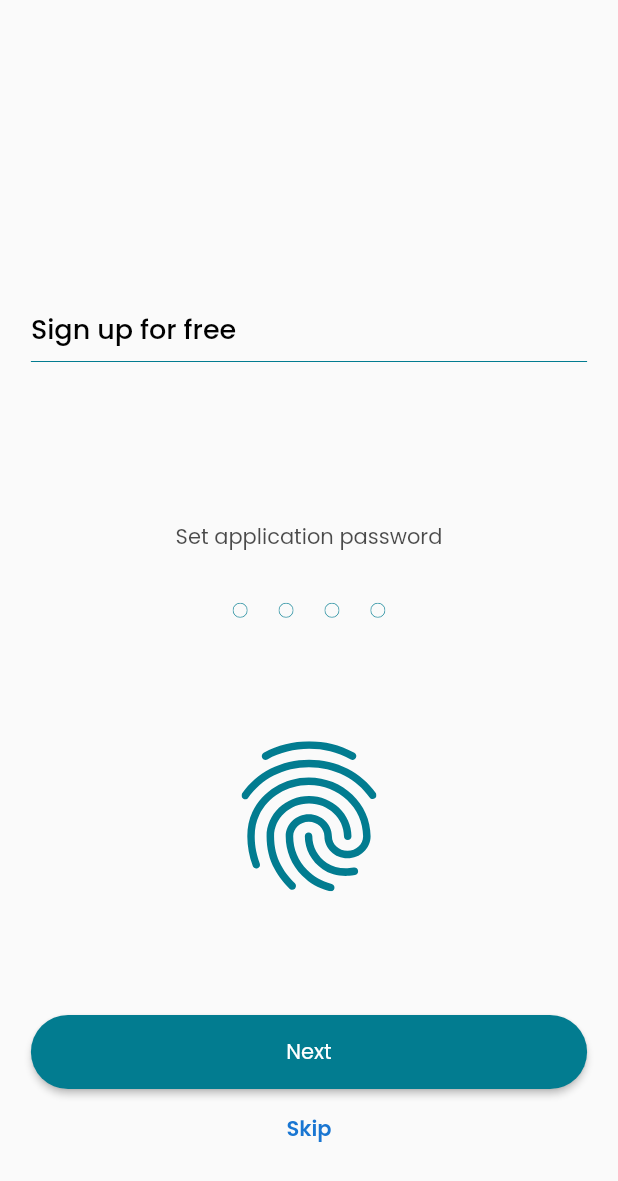
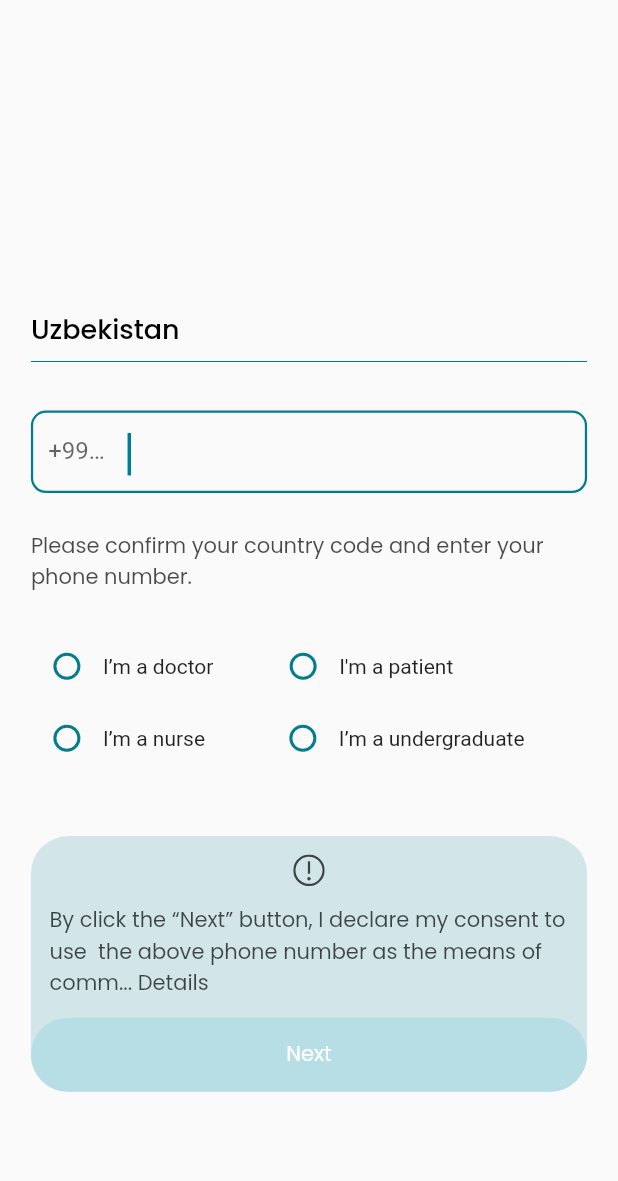
Before and after one commit to salohiddin-65/Mobile-design-figma, a Flutter app: the screen it shows after launch, on a phone screen of 412 x 824 dp. Shown: the top 1181 px of the screen. Run offline on Flutter 3.47's test engine with Material 2 defaults, Android fonts, the light colour scheme and no system bars; our stand-ins replace flutter_svg, google_fonts.

Commit message:
sign_in page added

```diff
--- a/lib/main.dart
+++ b/lib/main.dart
@@ -1,5 +1,6 @@
 import 'package:flutter/material.dart';
-import 'package:mobile_design_figma/view/sign_up_pass_page.dart';
+import 'package:mobile_design_figma/view/extensions/phone.dart';
+import 'package:mobile_design_figma/view/sign_in_page.dart';
 
 void main(List<String> args) {
   runApp(const MyApp());
@@ -17,7 +18,7 @@ class _MyAppState extends State<MyApp> {
   Widget build(BuildContext context) {
     return const MaterialApp(
       debugShowCheckedModeBanner: false,
-      home: SignUpPass(),
+      home: SignInPage(),
     );
   }
 }
--- /dev/null
+++ b/lib/view/extensions/phone.dart
@@ -0,0 +1,81 @@
+import 'package:flutter/material.dart';
+import 'package:mobile_design_figma/core/extension/context_size.dart';
+
+class MyPhone extends StatefulWidget {
+  const MyPhone({super.key});
+
+  @override
+  State<MyPhone> createState() => MyPhoneState();
+}
+
+class MyPhoneState extends State<MyPhone> {
+  TextEditingController countryCode = TextEditingController();
+
+  @override
+  Widget build(BuildContext context) {
+    return Scaffold(
+      body: Padding(
+        padding: EdgeInsets.symmetric(horizontal: context.width * 0.05),
+        child: Container(
+          alignment: Alignment.center,
+          child: SingleChildScrollView(
+            child: Column(
+              mainAxisAlignment: MainAxisAlignment.center,
+              children: <Widget>[
+                Container(
+                  height: 55,
+                  decoration: BoxDecoration(
+                    border:
+                        Border.all(width: 1, color: const Color(0xff027C90)),
+                    borderRadius: BorderRadius.circular(10),
+                  ),
+                  child: Row(
+                    children: [
+                      const SizedBox(
+                        width: 10,
+                      ),
+                      SizedBox(
+                        width: 40,
+                        child: TextField(
+                          controller: countryCode,
+                          decoration: const InputDecoration(
+                            labelText: '+9989',
+                            border: InputBorder.none,
+                          ),
+                        ),
+                      ),
+                      const SizedBox(
+                        width: 10,
+                      ),
+                      const Text(
+                        '|',
+                        style: TextStyle(
+                          fontSize: 33,
+                          color: Color(0xff027C90),
+                        ),
+                      ),
+                      const Expanded(
+                        child: TextField(
+                          decoration: InputDecoration(
+                            border: InputBorder.none,
+                            hintText: '- - - - - - - - - -',
+                            hintStyle: TextStyle(
+                              color: Color(0xff027C90),
+                              fontSize: 50,
+                              fontWeight: FontWeight.w200,
+                            ),
+                            contentPadding: EdgeInsets.only(left: 10),
+                          ),
+                        ),
+                      ),
+                    ],
+                  ),
+                ),
+              ],
+            ),
+          ),
+        ),
+      ),
+    );
+  }
+}
--- /dev/null
+++ b/lib/view/sign_in_page.dart
@@ -0,0 +1,297 @@
+import 'package:flutter/material.dart';
+import 'package:flutter_svg/flutter_svg.dart';
+import 'package:google_fonts/google_fonts.dart';
+import 'package:mobile_design_figma/core/extension/context_size.dart';
+
+class SignInPage extends StatefulWidget {
+  const SignInPage({super.key});
+
+  @override
+  State<SignInPage> createState() => _SignInPageState();
+}
+
+class _SignInPageState extends State<SignInPage> {
+  TextEditingController countryCode = TextEditingController();
+  int _value = 0;
+  bool trueFalse = true;
+  bool isTrue = false;
+
+  @override
+  Widget build(BuildContext context) {
+    return Scaffold(
+      body: SafeArea(
+        child: SingleChildScrollView(
+          child: Padding(
+            padding: EdgeInsets.symmetric(horizontal: context.width * 0.05),
+            child: Column(
+              children: [
+                SizedBox(
+                  height: context.height * 0.25,
+                ),
+                SizedBox(
+                  width: double.infinity,
+                  child: Column(
+                    crossAxisAlignment: CrossAxisAlignment.start,
+                    children: [
+                      Text(
+                        'Uzbekistan',
+                        style: GoogleFonts.poppins(
+                          textStyle: const TextStyle(
+                            color: Colors.black,
+                            fontWeight: FontWeight.w500,
+                            fontSize: 18,
+                          ),
+                        ),
+                      ),
+                    ],
+                  ),
+                ),
+                const Divider(
+                  color: Color(0xff027C90),
+                ),
+                SizedBox(
+                  height: context.height * 0.03,
+                ),
+                Container(
+                  alignment: Alignment.center,
+                  child: SingleChildScrollView(
+                    child: Column(
+                      mainAxisAlignment: MainAxisAlignment.center,
+                      children: <Widget>[
+                        Container(
+                          height: 55,
+                          decoration: BoxDecoration(
+                            border: Border.all(
+                                width: 1.5, color: const Color(0xff027C90)),
+                            borderRadius: BorderRadius.circular(10),
+                          ),
+                          child: Row(
+                            children: [
+                              const SizedBox(
+                                width: 10,
+                              ),
+                              SizedBox(
+                                width: 40,
+                                child: TextField(
+                                  controller: countryCode,
+                                  decoration: const InputDecoration(
+                                    labelText: '+9989',
+                                    border: InputBorder.none,
+                                  ),
+                                ),
+                              ),
+                              const SizedBox(
+                                width: 10,
+                              ),
+                              const Text(
+                                '|',
+                                style: TextStyle(
+                                  fontSize: 33,
+                                  color: Color(0xff027C90),
+                                ),
+                              ),
+                              const Expanded(
+                                child: TextField(
+                                  decoration: InputDecoration(
+                                    border: InputBorder.none,
+                                    // hintText: '- - - - - - - - - -',
+                                    // hintStyle: TextStyle(
+                                    //   color: Color(0xff027C90),
+                                    //   fontSize: 50,
+                                    //   fontWeight: FontWeight.w200,
+                                    // ),
+                                    contentPadding: EdgeInsets.only(left: 10),
+                                  ),
+                                ),
+                              ),
+                            ],
+                          ),
+                        ),
+                      ],
+                    ),
+                  ),
+                ),
+                SizedBox(
+                  height: context.height * 0.03,
+                ),
+                Text(
+                  'Please confirm your country code and enter your phone number.',
+                  style: GoogleFonts.poppins(
+                    textStyle: const TextStyle(
+                      color: Color.fromRGBO(0, 0, 0, 0.71),
+                      fontWeight: FontWeight.w400,
+                      fontSize: 14,
+                    ),
+                  ),
+                ),
+                SizedBox(
+                  height: context.height * 0.03,
+                ),
+                Column(
+                  mainAxisAlignment: MainAxisAlignment.center,
+                  crossAxisAlignment: CrossAxisAlignment.center,
+                  children: [
+                    Row(
+                      children: [
+                        Row(
+                          children: [
+                            Radio(
+                              value: 1,
+                              fillColor: MaterialStateProperty.all(
+                                const Color(0xff027C90),
+                              ),
+                              groupValue: _value,
+                              onChanged: (value) {
+                                setState(() {
+                                  _value = value!;
+                                });
+                              },
+                            ),
+                            const Text("I’m a doctor"),
+                          ],
+                        ),
+                        SizedBox(
+                          width: context.width * 0.087,
+                        ),
+                        Row(
+                          children: [
+                            Radio(
+                              value: 2,
+                              fillColor: MaterialStateProperty.all(
+                                const Color(0xff027C90),
+                              ),
+                              groupValue: _value,
+                              onChanged: (value) {
+                                setState(() {
+                                  _value = value!;
+                                });
+                              },
+                            ),
+                            const Text("I'm a patient"),
+                          ],
+                        ),
+                      ],
+                    ),
+                    Row(
+                      children: [
+                        Row(
+                          children: [
+                            Radio(
+                              value: 3,
+                              fillColor: MaterialStateProperty.all(
+                                const Color(0xff027C90),
+                              ),
+                              groupValue: _value,
+                              onChanged: (value) {
+                                setState(() {
+                                  _value = value!;
+                                });
+                              },
+                            ),
+                            const Text("I’m a nurse"),
+                          ],
+                        ),
+                        SizedBox(
+                          width: context.width * 0.1,
+                        ),
+                        Row(
+                          children: [
+                            Radio(
+                              value: 4,
+                              fillColor: MaterialStateProperty.all(
+                                const Color(0xff027C90),
+                              ),
+                              groupValue: _value,
+                              onChanged: (value) {
+                                setState(() {
+                                  _value = value!;
+                                });
+                              },
+                            ),
+                            const Text("I’m a undergraduate "),
+                          ],
+                        ),
+                      ],
+                    ),
+                  ],
+                ),
+                SizedBox(
+                  height: context.height * 0.05,
+                ),
+                Container(
+                  decoration: const BoxDecoration(
+                    color: Color.fromRGBO(118, 184, 195, 0.3),
+                    borderRadius: BorderRadius.all(
+                      Radius.circular(25.0),
+                    ),
+                  ),
+                  child: Column(
+                    children: [
+                      SizedBox(
+                        height: context.height * 0.015,
+                      ),
+                      SvgPicture.asset("assets/warning.svg"),
+                      SizedBox(
+                        height: context.height * 0.015,
+                      ),
+                      Padding(
+                        padding: EdgeInsets.symmetric(
+                            horizontal: context.width * 0.03),
+                        child: Text(
+                          'By click the “Next” button, I declare my consent to use  the above phone number as the means of comm... Details',
+                          style: GoogleFonts.poppins(
+                            textStyle: const TextStyle(
+                              color: Color.fromRGBO(0, 0, 0, 0.71),
+                              fontWeight: FontWeight.w400,
+                              fontSize: 14,
+                            ),
+                          ),
+                        ),
+                      ),
+                      SizedBox(
+                        height: context.height * 0.015,
+                      ),
+                      SizedBox(
+                        width: double.infinity,
+                        height: context.height * 0.06,
+                        child: ElevatedButton(
+                          style: ButtonStyle(
+                            shape: MaterialStateProperty.all(
+                              const RoundedRectangleBorder(
+                                borderRadius: BorderRadius.all(
+                                  Radius.circular(
+                                    25.0,
+                                  ),
+                                ),
+                              ),
+                            ),
+                            backgroundColor: MaterialStateProperty.all(
+                              isTrue
+                                  ? const Color(0xff027C90)
+                                  : const Color.fromRGBO(183, 222, 229, 1),
+                            ),
+                          ),
+                          onPressed: isTrue ? () async {} : null,
+                          child: Text(
+                            "Next",
+                            style: GoogleFonts.poppins(
+                              textStyle: const TextStyle(
+                                color: Color(0xffFFFFFF),
+                                fontWeight: FontWeight.w400,
+                                fontSize: 14.0,
+                              ),
+                            ),
+                          ),
+                        ),
+                      ),
+                    ],
+                  ),
+                ),
+              ],
+            ),
+          ),
+        ),
+      ),
+    );
+  }
+}
--- a/pubspec.yaml
+++ b/pubspec.yaml
@@ -37,6 +37,7 @@ dependencies:
   cupertino_icons: ^1.0.2
   google_fonts: ^4.0.4
   flutter_svg: ^2.0.5
+  intl_phone_field: ^3.1.0
 
 dev_dependencies:
   flutter_test:
```
Also changed, not shown: assets/circle.svg (added), assets/warning.svg (added), pubspec.lock.
